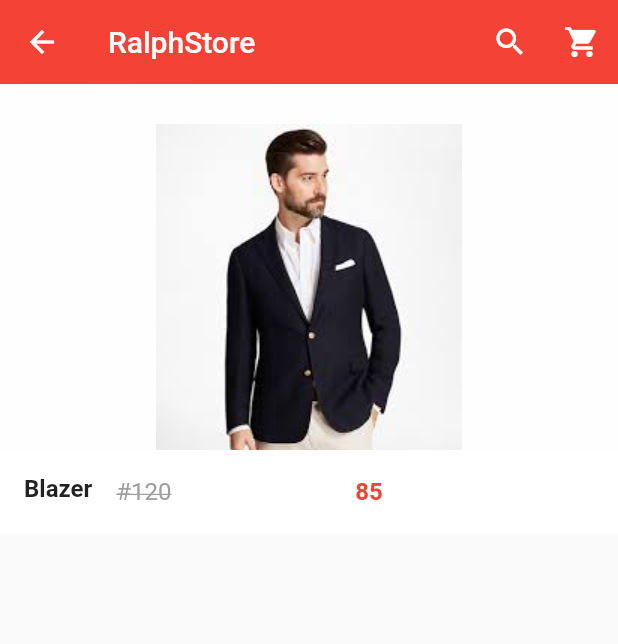
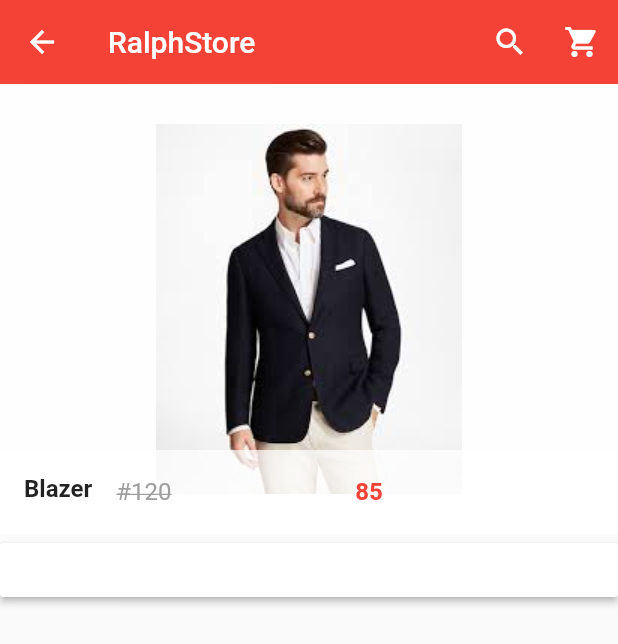
Before and after one commit to RaphealToby/flutter-ecommerce, a Flutter app: the screen it shows after launch, after a tap on "Blazer", on a phone screen of 412 x 824 dp. Shown: the top 644 px of the screen. Run offline on Flutter 3.47's test engine with Material 2 defaults, Android fonts, the phone set to English and light mode, and no system bars; our stand-ins replace carousel_pro.

Commit message:
First Git version

```diff
--- a/lib/pages/product_details.dart
+++ b/lib/pages/product_details.dart
@@ -52,21 +52,42 @@ class _ProductDetailsState extends State<ProductDetails> {
                 child: Image.asset(widget.product_details_picture),
               ),
               footer: new Container(
-                color: Colors.white, child: ListTile(
-                leading: new Text(widget.product_details_name,
-                style: TextStyle(fontWeight: FontWeight.bold, fontSize: 16.0),),
+                color: Colors.white70,
+                child: ListTile(
+                  leading: new Text(
+                    widget.product_details_name,
+                    style:
+                        TextStyle(fontWeight: FontWeight.bold, fontSize: 16.0),
+                  ),
                   title: new Row(
                     children: <Widget>[
-                    Expanded(child: new Text("\#${widget.product_details_old_price}",
-                    style: TextStyle(color: Colors.grey, decoration: TextDecoration.lineThrough),)),
-                    Expanded(child: new Text("${widget.product_details_new_price}",
-                    style: TextStyle(fontWeight: FontWeight.bold, color: Colors.red),)),
+                      Expanded(
+                          child: new Text(
+                        "\#${widget.product_details_old_price}",
+                        style: TextStyle(
+                            color: Colors.grey,
+                            decoration: TextDecoration.lineThrough),
+                      )),
+                      Expanded(
+                          child: new Text(
+                        "${widget.product_details_new_price}",
+                        style: TextStyle(
+                            fontWeight: FontWeight.bold, color: Colors.red),
+                      )),
                     ],
                   ),
                 ),
               ),
             ),
-          )
+          ),
+          Row(
+            children: <Widget>[
+              Expanded(child: MaterialButton(onPressed: (){},
+              color: Colors.white,
+
+              ))
+            ],
+          ),
         ],
       ),
     );
```
Lines whose indentation alone changed are shown as unchanged.
